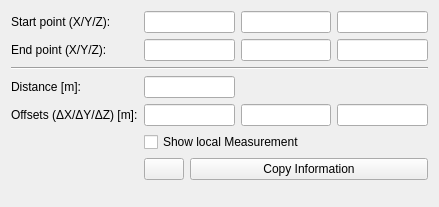
Qt form SIM-VICUS/src/SVMeasurementWidget.ui (ghorwin/SIM-VICUS) before a commit.
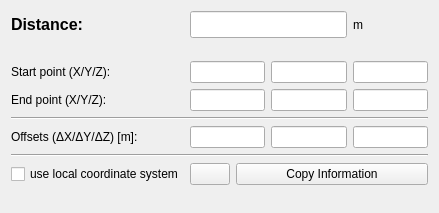
The same form after that commit. Custom widgets are drawn as their Qt base class.

```diff
--- a/SIM-VICUS/src/SVMeasurementWidget.ui
+++ b/SIM-VICUS/src/SVMeasurementWidget.ui
@@ -10,35 +10,35 @@
     <x>0</x>
     <y>0</y>
     <width>439</width>
-    <height>207</height>
+    <height>213</height>
    </rect>
   </property>
   <property name="windowTitle">
    <string>Distance</string>
   </property>
   <layout class="QGridLayout" name="gridLayout">
-   <item row="0" column="1">
-    <widget class="QtExt::ValidatingLineEdit" name="lineEditStartX">
-     <property name="alignment">
-      <set>Qt::AlignRight|Qt::AlignTrailing|Qt::AlignVCenter</set>
-     </property>
-     <property name="readOnly">
-      <bool>true</bool>
-     </property>
-    </widget>
-   </item>
-   <item row="4" column="2">
-    <widget class="QtExt::ValidatingLineEdit" name="lineEditDistY">
-     <property name="alignment">
-      <set>Qt::AlignRight|Qt::AlignTrailing|Qt::AlignVCenter</set>
-     </property>
-     <property name="readOnly">
-      <bool>true</bool>
-     </property>
-    </widget>
-   </item>
    <item row="4" column="3">
+    <widget class="QtExt::ValidatingLineEdit" name="lineEditStartZ">
+     <property name="font">
+      <font>
+       <pointsize>9</pointsize>
+      </font>
+     </property>
+     <property name="alignment">
+      <set>Qt::AlignRight|Qt::AlignTrailing|Qt::AlignVCenter</set>
+     </property>
+     <property name="readOnly">
+      <bool>true</bool>
+     </property>
+    </widget>
+   </item>
+   <item row="7" column="3">
     <widget class="QtExt::ValidatingLineEdit" name="lineEditDistZ">
+     <property name="font">
+      <font>
+       <pointsize>9</pointsize>
+      </font>
+     </property>
      <property name="alignment">
       <set>Qt::AlignRight|Qt::AlignTrailing|Qt::AlignVCenter</set>
      </property>
@@ -47,27 +47,27 @@
      </property>
     </widget>
    </item>
-   <item row="1" column="1">
-    <widget class="QtExt::ValidatingLineEdit" name="lineEditEndX">
-     <property name="alignment">
-      <set>Qt::AlignRight|Qt::AlignTrailing|Qt::AlignVCenter</set>
+   <item row="8" column="0" colspan="4">
+    <widget class="Line" name="line_2">
+     <property name="orientation">
+      <enum>Qt::Horizontal</enum>
      </property>
-     <property name="readOnly">
-      <bool>true</bool>
-     </property>
     </widget>
    </item>
-   <item row="4" column="1">
-    <widget class="QtExt::ValidatingLineEdit" name="lineEditDistX">
-     <property name="alignment">
-      <set>Qt::AlignRight|Qt::AlignTrailing|Qt::AlignVCenter</set>
+   <item row="13" column="2">
+    <spacer name="verticalSpacer">
+     <property name="orientation">
+      <enum>Qt::Vertical</enum>
      </property>
-     <property name="readOnly">
-      <bool>true</bool>
+     <property name="sizeHint" stdset="0">
+      <size>
+       <width>20</width>
+       <height>0</height>
+      </size>
      </property>
-    </widget>
+    </spacer>
    </item>
-   <item row="6" column="1" colspan="3">
+   <item row="12" column="1" colspan="3">
     <layout class="QHBoxLayout" name="horizontalLayout" stretch="0,1">
      <item>
       <widget class="QtExt::ColorButton" name="pushButtonColor">
@@ -85,58 +85,69 @@
      </item>
     </layout>
    </item>
-   <item row="1" column="2">
-    <widget class="QtExt::ValidatingLineEdit" name="lineEditEndY">
-     <property name="alignment">
-      <set>Qt::AlignRight|Qt::AlignTrailing|Qt::AlignVCenter</set>
+   <item row="6" column="0" colspan="4">
+    <widget class="Line" name="line">
+     <property name="orientation">
+      <enum>Qt::Horizontal</enum>
      </property>
-     <property name="readOnly">
-      <bool>true</bool>
+    </widget>
+   </item>
+   <item row="4" column="0">
+    <widget class="QLabel" name="labelStartPoint">
+     <property name="font">
+      <font>
+       <pointsize>9</pointsize>
+      </font>
+     </property>
+     <property name="text">
+      <string>Start point (X/Y/Z):</string>
      </property>
     </widget>
    </item>
    <item row="1" column="3">
+    <widget class="QLabel" name="label_3">
+     <property name="text">
+      <string>m</string>
+     </property>
+    </widget>
+   </item>
+   <item row="4" column="2">
+    <widget class="QtExt::ValidatingLineEdit" name="lineEditStartY">
+     <property name="font">
+      <font>
+       <pointsize>9</pointsize>
+      </font>
+     </property>
+     <property name="alignment">
+      <set>Qt::AlignRight|Qt::AlignTrailing|Qt::AlignVCenter</set>
+     </property>
+     <property name="readOnly">
+      <bool>true</bool>
+     </property>
+    </widget>
+   </item>
+   <item row="5" column="1">
+    <widget class="QtExt::ValidatingLineEdit" name="lineEditEndX">
+     <property name="font">
+      <font>
+       <pointsize>9</pointsize>
+      </font>
+     </property>
+     <property name="alignment">
+      <set>Qt::AlignRight|Qt::AlignTrailing|Qt::AlignVCenter</set>
+     </property>
+     <property name="readOnly">
+      <bool>true</bool>
+     </property>
+    </widget>
+   </item>
+   <item row="5" column="3">
     <widget class="QtExt::ValidatingLineEdit" name="lineEditEndZ">
-     <property name="alignment">
-      <set>Qt::AlignRight|Qt::AlignTrailing|Qt::AlignVCenter</set>
+     <property name="font">
+      <font>
+       <pointsize>9</pointsize>
+      </font>
      </property>
-     <property name="readOnly">
-      <bool>true</bool>
-     </property>
-    </widget>
-   </item>
-   <item row="7" column="2">
-    <spacer name="verticalSpacer">
-     <property name="orientation">
-      <enum>Qt::Vertical</enum>
-     </property>
-     <property name="sizeHint" stdset="0">
-      <size>
-       <width>20</width>
-       <height>0</height>
-      </size>
-     </property>
-    </spacer>
-   </item>
-   <item row="0" column="3">
-    <widget class="QtExt::ValidatingLineEdit" name="lineEditStartZ">
-     <property name="alignment">
-      <set>Qt::AlignRight|Qt::AlignTrailing|Qt::AlignVCenter</set>
-     </property>
-     <property name="readOnly">
-      <bool>true</bool>
-     </property>
-    </widget>
-   </item>
-   <item row="2" column="0" colspan="4">
-    <widget class="Line" name="line">
-     <property name="orientation">
-      <enum>Qt::Horizontal</enum>
-     </property>
-    </widget>
-   </item>
-   <item row="3" column="1">
-    <widget class="QtExt::ValidatingLineEdit" name="lineEditDistance">
      <property name="alignment">
       <set>Qt::AlignRight|Qt::AlignTrailing|Qt::AlignVCenter</set>
      </property>
@@ -146,61 +157,141 @@
     </widget>
    </item>
    <item row="1" column="0">
+    <widget class="QLabel" name="label">
+     <property name="font">
+      <font>
+       <pointsize>12</pointsize>
+       <bold>true</bold>
+      </font>
+     </property>
+     <property name="text">
+      <string>Distance:</string>
+     </property>
+    </widget>
+   </item>
+   <item row="7" column="1">
+    <widget class="QtExt::ValidatingLineEdit" name="lineEditDistX">
+     <property name="font">
+      <font>
+       <pointsize>9</pointsize>
+      </font>
+     </property>
+     <property name="alignment">
+      <set>Qt::AlignRight|Qt::AlignTrailing|Qt::AlignVCenter</set>
+     </property>
+     <property name="readOnly">
+      <bool>true</bool>
+     </property>
+    </widget>
+   </item>
+   <item row="7" column="2">
+    <widget class="QtExt::ValidatingLineEdit" name="lineEditDistY">
+     <property name="font">
+      <font>
+       <pointsize>9</pointsize>
+      </font>
+     </property>
+     <property name="alignment">
+      <set>Qt::AlignRight|Qt::AlignTrailing|Qt::AlignVCenter</set>
+     </property>
+     <property name="readOnly">
+      <bool>true</bool>
+     </property>
+    </widget>
+   </item>
+   <item row="4" column="1">
+    <widget class="QtExt::ValidatingLineEdit" name="lineEditStartX">
+     <property name="font">
+      <font>
+       <pointsize>9</pointsize>
+      </font>
+     </property>
+     <property name="alignment">
+      <set>Qt::AlignRight|Qt::AlignTrailing|Qt::AlignVCenter</set>
+     </property>
+     <property name="readOnly">
+      <bool>true</bool>
+     </property>
+    </widget>
+   </item>
+   <item row="5" column="0">
     <widget class="QLabel" name="labelStartPoint_2">
+     <property name="font">
+      <font>
+       <pointsize>9</pointsize>
+      </font>
+     </property>
      <property name="text">
       <string>End point (X/Y/Z):</string>
      </property>
     </widget>
    </item>
-   <item row="3" column="0">
-    <widget class="QLabel" name="label">
-     <property name="text">
-      <string>Distance [m]:</string>
-     </property>
-    </widget>
-   </item>
-   <item row="0" column="0">
-    <widget class="QLabel" name="labelStartPoint">
-     <property name="text">
-      <string>Start point (X/Y/Z):</string>
-     </property>
-    </widget>
-   </item>
-   <item row="0" column="2">
-    <widget class="QtExt::ValidatingLineEdit" name="lineEditStartY">
-     <property name="alignment">
-      <set>Qt::AlignRight|Qt::AlignTrailing|Qt::AlignVCenter</set>
-     </property>
-     <property name="readOnly">
-      <bool>true</bool>
-     </property>
-    </widget>
-   </item>
-   <item row="4" column="0">
+   <item row="7" column="0">
     <widget class="QLabel" name="label_2">
+     <property name="font">
+      <font>
+       <pointsize>9</pointsize>
+      </font>
+     </property>
      <property name="text">
       <string>Offsets (ΔX/ΔY/ΔZ) [m]:</string>
      </property>
     </widget>
    </item>
-   <item row="5" column="1" colspan="3">
+   <item row="5" column="2">
+    <widget class="QtExt::ValidatingLineEdit" name="lineEditEndY">
+     <property name="font">
+      <font>
+       <pointsize>9</pointsize>
+      </font>
+     </property>
+     <property name="alignment">
+      <set>Qt::AlignRight|Qt::AlignTrailing|Qt::AlignVCenter</set>
+     </property>
+     <property name="readOnly">
+      <bool>true</bool>
+     </property>
+    </widget>
+   </item>
+   <item row="12" column="0">
     <widget class="QCheckBox" name="checkBoxLocalMeasurement">
      <property name="text">
-      <string>Show local Measurement</string>
+      <string>use local coordinate system</string>
      </property>
     </widget>
    </item>
+   <item row="1" column="1" colspan="2">
+    <widget class="QtExt::ValidatingLineEdit" name="lineEditDistance">
+     <property name="font">
+      <font>
+       <pointsize>12</pointsize>
+       <bold>true</bold>
+      </font>
+     </property>
+     <property name="alignment">
+      <set>Qt::AlignRight|Qt::AlignTrailing|Qt::AlignVCenter</set>
+     </property>
+     <property name="readOnly">
+      <bool>true</bool>
+     </property>
+    </widget>
+   </item>
+   <item row="2" column="0">
+    <spacer name="verticalSpacer_2">
+     <property name="orientation">
+      <enum>Qt::Vertical</enum>
+     </property>
+     <property name="sizeHint" stdset="0">
+      <size>
+       <width>20</width>
+       <height>10</height>
+      </size>
+     </property>
+    </spacer>
+   </item>
   </layout>
  </widget>
  <customwidgets>
-  <customwidget>
-   <class>QtExt::ColorButton</class>
-   <extends>QPushButton</extends>
-   <header location="global">QtExt_ColorButton.h</header>
-   <slots>
-    <signal>colorChanged()</signal>
-   </slots>
-  </customwidget>
   <customwidget>
    <class>QtExt::ValidatingLineEdit</class>
    <extends>QLineEdit</extends>
@@ -209,6 +300,14 @@
     <signal>editingFinishedSuccessfully()</signal>
    </slots>
   </customwidget>
+  <customwidget>
+   <class>QtExt::ColorButton</class>
+   <extends>QPushButton</extends>
+   <header location="global">QtExt_ColorButton.h</header>
+   <slots>
+    <signal>colorChanged()</signal>
+   </slots>
+  </customwidget>
  </customwidgets>
  <resources/>
  <connections/>
```
